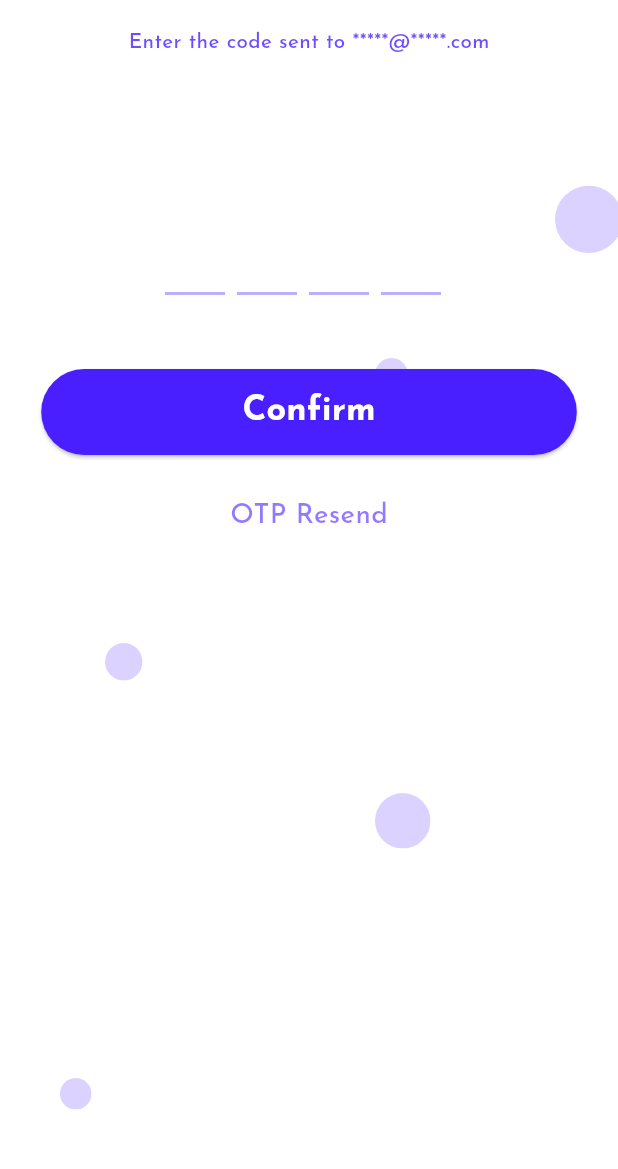
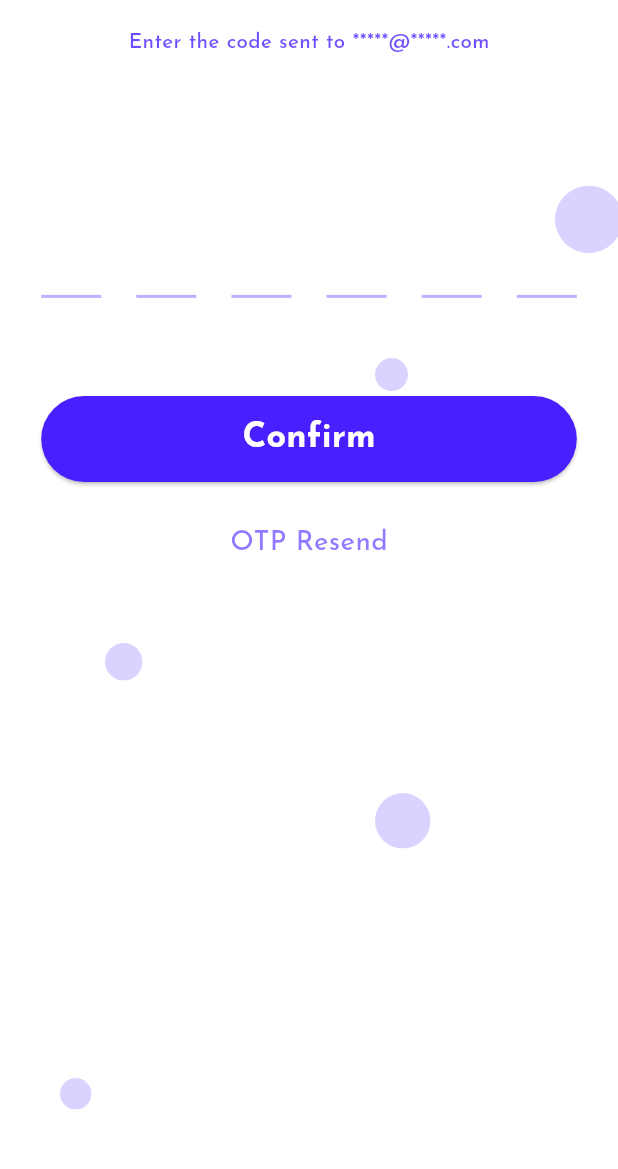
Before and after one commit to RakibulIslam10/xproperty, a Flutter app: the EmailVerificationMobileScreenLayout screen opened directly, on a phone screen of 412 x 824 dp, the part 58-1227 px from its top. Run offline on Flutter 3.47's test engine with Material 3 defaults, Android fonts, the phone set to English and light mode, and no system bars; drawn by our look-alikes of flutter_otp_text_field, pin_code_fields; our stand-ins replace country_code_picker, flutter_screenutil, flutter_svg, get, get_storage, google_fonts and 1 more; accounts and stored records are empty.

```diff
--- a/lib/language/language.dart
+++ b/lib/language/language.dart
@@ -97,6 +97,7 @@ class Strings {
   static const String rangoHouse = "Rango House";
   static const String newYorkUasUSA = "New York USA 1750 sqft";
   static const String newsANdBlog = "News & Blog";
+  static const String news = "News ";
   static const String followers = "Followers";
   static const String alexaCone = "Alexa Cone";
   static const String follow = "FOLLOW";
--- a/lib/views/ agents_details_screen/agents_details_mobile_layout_screen.dart
+++ b/lib/views/ agents_details_screen/agents_details_mobile_layout_screen.dart
@@ -91,10 +91,6 @@ class AgentsDetailsMobileLayoutScreen extends StatelessWidget {
       padding: EdgeInsets.symmetric(
         vertical: Dimensions.heightSize * 0.1,
       ),
-      child: GestureDetector(
-        onTap: () {
-          Get.toNamed(Routes.newsScreen);
-        },
       child: Card(
         color: CustomColor.whiteColor,
         elevation: 4,
@@ -104,7 +100,6 @@ class AgentsDetailsMobileLayoutScreen extends StatelessWidget {
           subTitle: myData["subTitle"],
           title2: myData["title2"],
           subTitle2: myData["subTitle2"],
-          ),
         ),
       ),
     );
--- a/lib/views/add_property_screen/add_property_mobile_layout_screen.dart
+++ b/lib/views/add_property_screen/add_property_mobile_layout_screen.dart
@@ -53,7 +53,7 @@ class AddPropertyMobileLayoutScreen extends StatelessWidget {
           children: [
             _sellAndRentButtonWidget(),
             _titleAndDescriptionFormWidget(),
-            PriceSectionHeaderDropDownWidget(title: Strings.price),
+            PriceSectionHeaderDropDownWidget(title: Strings.area),
             const CustomInquiryFormWidget(hintText: "Area"),
             PriceSectionHeaderDropDownWidget(title: Strings.price),
             const CustomInquiryFormWidget(hintText: "0.00"),
--- a/lib/views/agents_screen/agents_mobile_layout_screen.dart
+++ b/lib/views/agents_screen/agents_mobile_layout_screen.dart
@@ -22,7 +22,9 @@ class AgentsMobileLayoutScreen extends StatelessWidget {
   }
 
   _bodyWidget() {
-    return ListView.builder(
+    return Padding(
+      padding:  EdgeInsets.symmetric(horizontal: Dimensions.paddingSize * 0.2),
+      child: ListView.builder(
         itemBuilder: (context, index) {
           return ListTile(
             onTap: () {
@@ -40,6 +42,7 @@ class AgentsMobileLayoutScreen extends StatelessWidget {
             ),
           );
         },
+      ),
     );
   }
 
--- a/lib/views/auth/change_password_screen/change_password_mobile_screen_layout.dart
+++ b/lib/views/auth/change_password_screen/change_password_mobile_screen_layout.dart
@@ -86,7 +86,6 @@ class ChangePasswordMobileScreenLayout extends StatelessWidget {
             suffixIcon: Icons.visibility_off,
           ),
           const MyInputFiled(
-            isObscure: true,
             label: Strings.confirmNewPassword,
             suffixIcon: Icons.visibility_off,
           ),
--- a/lib/views/auth/sign_up/email_verification_mobile_screen_layout.dart
+++ b/lib/views/auth/sign_up/email_verification_mobile_screen_layout.dart
@@ -1,6 +1,6 @@
 import 'package:flutter/material.dart';
-import 'package:flutter_otp_text_field/flutter_otp_text_field.dart';
 import 'package:get/get.dart';
+import 'package:pin_code_fields/pin_code_fields.dart';
 import '../../../language/language.dart';
 import '../../../routes/routes.dart';
 import '../../../widgets/common/appbar/back_button.dart';
@@ -16,10 +16,10 @@ class EmailVerificationMobileScreenLayout extends StatelessWidget {
 
   @override
   Widget build(BuildContext context) {
-    return Scaffold(appBar: _appBarWidget(), body: _bodyWidget());
+    return Scaffold(appBar: _appBarWidget(), body: _bodyWidget(context));
   }
 
-  _bodyWidget() {
+  _bodyWidget(context) {
     return Stack(
       children: [
         Padding(
@@ -28,7 +28,7 @@ class EmailVerificationMobileScreenLayout extends StatelessWidget {
               vertical: Dimensions.paddingSize * 4),
           child: Column(
             children: [
-              _codeFieldWidget(),
+              _pinCodeTextField(context),
               _buttonWidget(),
               _otpResendTextWidget()
             ],
@@ -39,12 +39,12 @@ class EmailVerificationMobileScreenLayout extends StatelessWidget {
     );
   }
 
-  _codeFieldWidget() {
-    return OtpTextField(
-      numberOfFields: 4,
-      onSubmit: (value) {},
-      enabledBorderColor: CustomColor.secondaryLightColor,
-      fillColor: CustomColor.secondaryLightColor,
+  _pinCodeTextField(context) {
+    return PinCodeTextField(
+      appContext: context,
+      length: 6,
+      keyboardType: TextInputType.number,
+      pinTheme: PinTheme(inactiveColor: CustomColor.secondaryLightColor),
     );
   }
 
--- a/lib/views/filters_screen/filters_mobile_screen_layout.dart
+++ b/lib/views/filters_screen/filters_mobile_screen_layout.dart
@@ -89,7 +89,7 @@ class FiltersMobileScreenLayout extends StatelessWidget {
           GardenFilterOutlineButtonWidget(
               index: 1,
               onPressed: () {
-                _controller.gardenFilterOutlineButtonOnchange(0);
+                _controller.gardenFilterOutlineButtonOnchange(1);
               },
               title: Strings.withoutGarden),
         ],
--- a/lib/views/notification_screen/notifications_mobile_screen_layout.dart
+++ b/lib/views/notification_screen/notifications_mobile_screen_layout.dart
@@ -23,7 +23,7 @@ class NotificationsMobileScreenLayout extends StatelessWidget {
 
   _bodyWidget() {
     return Padding(
-      padding: EdgeInsets.symmetric(horizontal: Dimensions.paddingSize * 0.25),
+      padding: EdgeInsets.symmetric(horizontal: Dimensions.paddingSize * 0.2),
       child: ListView.builder(
         itemBuilder: (context, index) {
           return ListTile(
--- a/lib/widgets/common/inputs/my_input_filed.dart
+++ b/lib/widgets/common/inputs/my_input_filed.dart
@@ -62,9 +62,9 @@ class MyInputFiled extends StatelessWidget {
           ),
           suffixIcon: suffixIcon != null
               ? Icon(
-                  suffixIcon,
+                  suffixIcon,size: Dimensions.heightSize * 1.25,
                   color:
-                      CustomColor.secondaryLightColor, // Adjust color as needed
+                      CustomColor.primaryLightColor.withOpacity(0.70), // Adjust color as needed
                 )
               : null,
         ),
--- a/lib/widgets/message_box_inquiry_form_widget.dart
+++ b/lib/widgets/message_box_inquiry_form_widget.dart
@@ -17,7 +17,7 @@ class MessageBoxInquiryFormWidget extends StatelessWidget {
       crossAxisAlignment: crossStart,
       children: [
         TextFormField(
-          maxLines: 5,
+          maxLines: maxline ?? 5,
           decoration: InputDecoration(
               suffixIcon: Icon(suffix),
               contentPadding: EdgeInsets.symmetric(
--- a/pubspec.yaml
+++ b/pubspec.yaml
@@ -27,7 +27,7 @@ dependencies:
   get: any
   flutter_svg: any
   smooth_page_indicator: any
-  flutter_otp_text_field: any
+  pin_code_fields: any
   country_code_picker: ^3.0.0
   get_storage: any
   google_fonts: ^6.2.1
```
Also changed, not shown: lib/views/auth/reset_password/otp_verification_mobile_layout_screen.dart (+13 -13 lines), lib/views/auth/sign_in/sign_in_mobile_screen_layout.dart (+8 -32 lines), lib/views/contact_us_screen/contact_us_mobile_layout_screen.dart (+6 -4 lines), lib/views/news_screen/news_mobile_layout_screen.dart (+44 -15 lines), lib/views/onboard_screen/onboard_mobile_screen_layout.dart (+8 -4 lines), lib/widgets/custom_inquiry_form_widget.dart (+4 -3 lines), pubspec.lock. Lines whose indentation alone changed are shown as unchanged.
